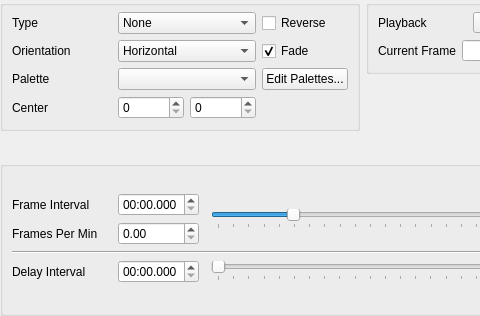
Qt form src/widget/animationcontrolwidget.ui (8bitbuddhist/PixelMaestro-Studio) before a commit; both pictures show x 0 to 480 and y 0 to 316 of the 693 by 316 pixel window.
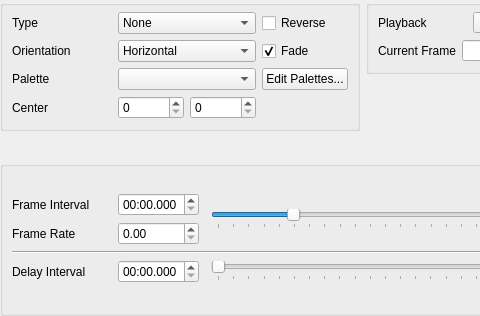
The same form after that commit. Icons and pictures are not drawn.

The edit to the form file:
```diff
--- a/src/widget/animationcontrolwidget.ui
+++ b/src/widget/animationcontrolwidget.ui
@@ -113,7 +113,7 @@
         <item row="1" column="0">
          <widget class="QLabel" name="label_2">
           <property name="text">
-           <string>Frames Per Min</string>
+           <string>Frame Rate</string>
           </property>
          </widget>
         </item>
```
Left out of the diff: 27 changed lines with no effect on the pictures.
